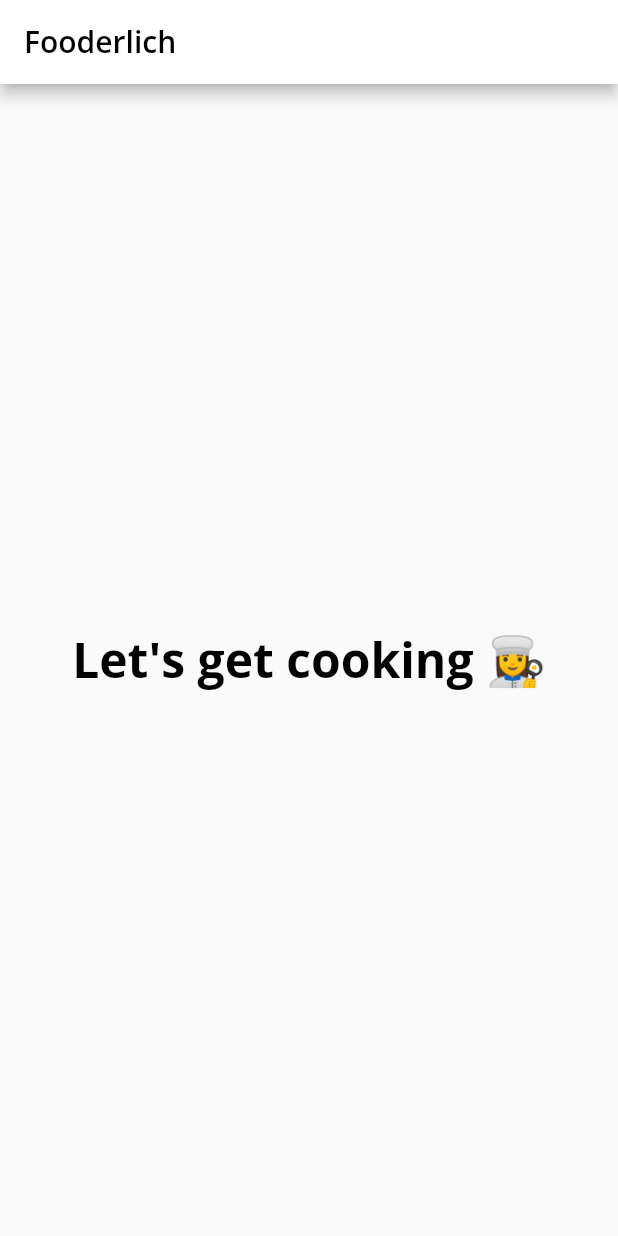
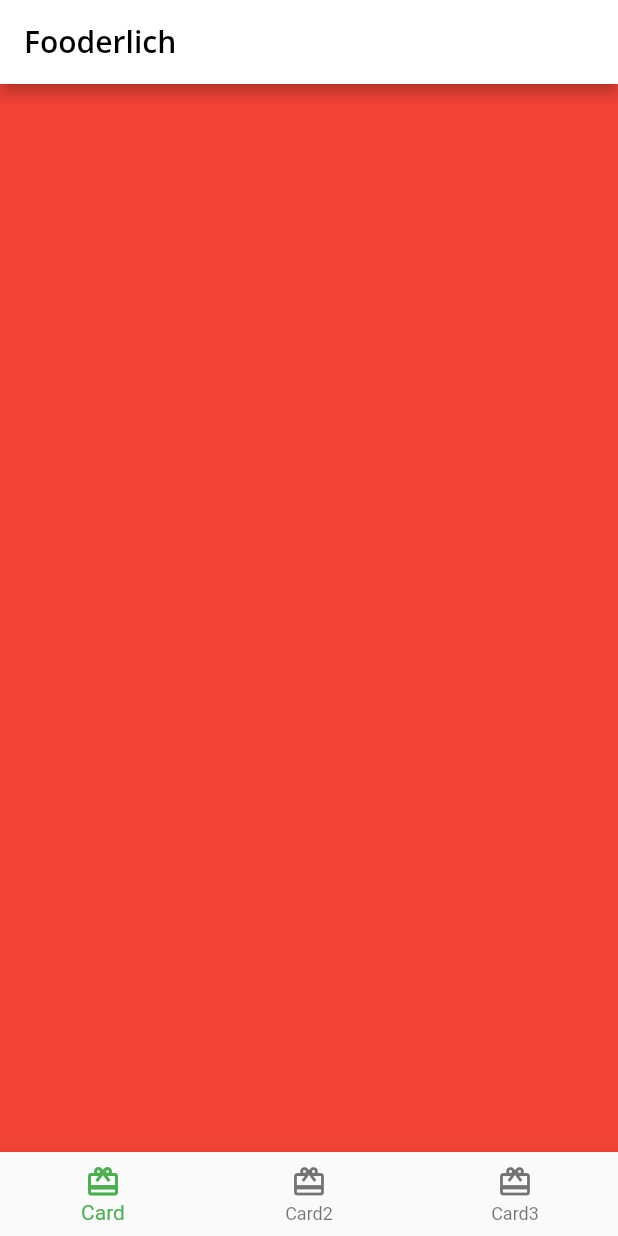
Before and after one commit to dastagg/RWFA-fooderlich, a Flutter app: the screen it shows after launch, on a phone screen of 412 x 824 dp. Run offline on Flutter 3.47's test engine with Material 2 defaults, Android fonts, the phone set to English and light mode, and no system bars; our stand-ins replace google_fonts.

Commit message:
Add home.dart, update main.dart to use it.
Also:
Add BottomNavigationBar and update the Container with specific color.

```diff
--- /dev/null
+++ b/lib/home.dart
@@ -0,0 +1,65 @@
+import 'package:flutter/material.dart';
+
+// 1
+class Home extends StatefulWidget {
+  const Home({Key? key}) : super(key: key);
+
+  @override
+  _HomeState createState() => _HomeState();
+}
+
+class _HomeState extends State<Home> {
+  int _selectedIndex = 0;
+
+  static List<Widget> pages = <Widget>[
+    // TODO: Replace with Cart1
+    Container(color: Colors.red),
+    // TODO: Replace with Cart2
+    Container(color: Colors.green),
+    // TODO: Replace with Cart3
+    Container(color: Colors.blue),
+  ];
+
+  // 9
+  void _onItemTapped(int index) {
+    setState(() {
+      _selectedIndex = index;
+    });
+  }
+
+  @override
+  Widget build(BuildContext context) {
+    return Scaffold(
+      appBar: AppBar(
+        title: Text(
+          'Fooderlich',
+          // 2
+          style: Theme.of(context).textTheme.headline6,
+        ),
+      ),
+      body: pages[_selectedIndex],
+      bottomNavigationBar: BottomNavigationBar(
+        // 5
+        selectedItemColor: Theme.of(context).textSelectionTheme.selectionColor,
+        currentIndex: _selectedIndex,
+        // 11
+        onTap: _onItemTapped,
+        // 6
+        items: const <BottomNavigationBarItem>[
+          BottomNavigationBarItem(
+            icon: Icon(Icons.card_giftcard),
+            label: 'Card',
+          ),
+          BottomNavigationBarItem(
+            icon: Icon(Icons.card_giftcard),
+            label: 'Card2',
+          ),
+          BottomNavigationBarItem(
+            icon: Icon(Icons.card_giftcard),
+            label: 'Card3',
+          ),
+        ],
+      ),
+    );
+  }
+}
--- a/lib/main.dart
+++ b/lib/main.dart
@@ -1,5 +1,6 @@
 import 'package:flutter/material.dart';
 import 'fooderlich_theme.dart';
+import 'home.dart';
 
 void main() {
   // 1
@@ -12,26 +13,10 @@ class Fooderlich extends StatelessWidget {
   @override
   Widget build(BuildContext context) {
     final theme = FooderlichTheme.light();
-    // TODO: Apply Home widget
-    // 3
     return MaterialApp(
       theme: theme,
       title: 'Fooderlich',
-      // 4
-      home: Scaffold(
-        appBar: AppBar(
-          title: Text(
-            'Fooderlich',
-            style: theme.textTheme.headline6,
-          ),
-        ),
-        body: Center(
-          child: Text(
-            'Let\'s get cooking 👩‍🍳',
-            style: theme.textTheme.headline1,
-          ),
-        ),
-      ),
+      home: const Home(),
     );
   }
 }
```
